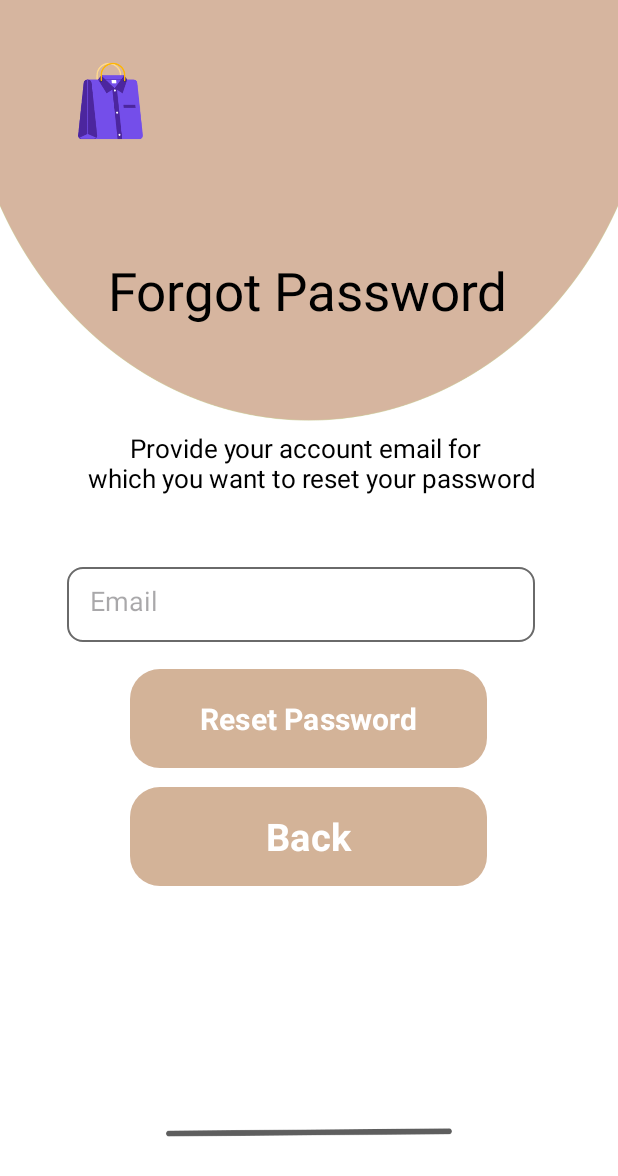
After one commit to Thamidu-Premaratna/ClothShop, an Android app: the ForgotPasswordActivity screen opened directly, with no data from a screen before it, on a phone screen of 412 x 824 dp. The commit adds this screen. Shown: the top 1176 px of the screen. Run offline under Robolectric (Android 15) with nearby library versions, the phone set to English and light mode, and no system bars; our stand-ins replace Firebase (no records; nobody signed in at launch, a user with empty details on screens opened directly).

Commit message:
forgot password activity created

```diff
--- a/app/src/main/AndroidManifest.xml
+++ b/app/src/main/AndroidManifest.xml
@@ -13,17 +13,23 @@
         android:theme="@style/Theme.ClothShop"
         tools:targetApi="31">
         <activity
+            android:name=".ForgotPasswordActivity"
+            android:exported="false" />
+        <activity
+            android:name=".Forget_Password_Activity"
+            android:exported="false" />
+        <activity
             android:name=".RegisterActivity"
             android:exported="false" />
         <activity
             android:name=".LoginActivity"
-            android:exported="false"/>
+            android:exported="false" />
         <activity
             android:name=".ProductViewActivity"
-            android:exported="false"/>
+            android:exported="false" />
         <activity
             android:name=".HomeActivity"
-            android:exported="false"/>
+            android:exported="false" />
         <activity
             android:name=".FlashActivity"
             android:exported="true">
--- /dev/null
+++ b/app/src/main/java/com/app/clothshop/ForgotPasswordActivity.java
@@ -0,0 +1,74 @@
+package com.app.clothshop;
+
+import androidx.annotation.NonNull;
+import androidx.appcompat.app.AppCompatActivity;
+
+import android.content.Intent;
+import android.os.Bundle;
+import android.text.TextUtils;
+import android.view.View;
+import android.widget.Button;
+import android.widget.EditText;
+import android.widget.ProgressBar;
+import android.widget.Toast;
+
+import com.google.android.gms.tasks.OnFailureListener;
+import com.google.android.gms.tasks.OnSuccessListener;
+import com.google.firebase.auth.FirebaseAuth;
+
+public class ForgotPasswordActivity extends AppCompatActivity {
+
+    Button resetBtn;
+    EditText email;
+    FirebaseAuth mAuth;
+    String resetEmail;
+
+    @Override
+    protected void onCreate(Bundle savedInstanceState) {
+        super.onCreate(savedInstanceState);
+        setContentView(R.layout.activity_forgot_password);
+
+        resetBtn = findViewById(R.id.resetBtn);
+        email = findViewById(R.id.email);
+
+        mAuth = FirebaseAuth.getInstance();
+
+        resetBtn.setOnClickListener(new View.OnClickListener() {
+            @Override
+            public void onClick(View v) {
+                resetEmail = email.getText().toString().trim();
+
+                if (!TextUtils.isEmpty(resetEmail)) {
+                    ResetPassword();
+                }else{
+                    email.setError("Email field Can't be empty");
+                }
+            }
+        });
+
+    }
+    private void ResetPassword(){
+        resetBtn.setVisibility(View.INVISIBLE);
+
+        mAuth.sendPasswordResetEmail(resetEmail).addOnSuccessListener(new OnSuccessListener<Void>() {
+            @Override
+            public void onSuccess(Void unused) {
+                Toast.makeText(ForgotPasswordActivity.this,"Reset password link to the email", Toast.LENGTH_SHORT).show();
+                Intent intent = new Intent(ForgotPasswordActivity.this,LoginActivity.class);
+                startActivity(intent);
+                finish();
+            }
+        })
+                .addOnFailureListener(new OnFailureListener() {
+                    @Override
+                    public void onFailure(@NonNull Exception e) {
+                        Toast.makeText(ForgotPasswordActivity.this,"Error :- " + e.getMessage(), Toast.LENGTH_SHORT).show();
+                        resetBtn.setVisibility(View.VISIBLE);
+                    }
+                });
+    }
+    public void fpBack(View view) {
+        startActivity(new Intent(ForgotPasswordActivity.this, LoginActivity.class));
+    }
+
+}
--- a/app/src/main/java/com/app/clothshop/RegisterActivity.java
+++ b/app/src/main/java/com/app/clothshop/RegisterActivity.java
@@ -26,8 +26,6 @@ public class RegisterActivity extends AppCompatActivity {
     protected void onCreate(Bundle savedInstanceState) {
         super.onCreate(savedInstanceState);
         setContentView(R.layout.activity_register);
-
-        getSupportActionBar().hide();
 
         auth = FirebaseAuth.getInstance();
         name = findViewById(R.id.name);
--- /dev/null
+++ b/app/src/main/res/drawable/back_arrow.xml
@@ -0,0 +1,5 @@
+<vector android:autoMirrored="true" android:height="24dp"
+    android:tint="#FFFFFF" android:viewportHeight="24"
+    android:viewportWidth="24" android:width="24dp" xmlns:android="http://schemas.android.com/apk/res/android">
+    <path android:fillColor="@android:color/white" android:pathData="M11.67,3.87L9.9,2.1 0,12l9.9,9.9 1.77,-1.77L3.54,12z"/>
+</vector>
--- /dev/null
+++ b/app/src/main/res/layout/activity_forgot_password.xml
@@ -0,0 +1,113 @@
+<?xml version="1.0" encoding="utf-8"?>
+<androidx.constraintlayout.widget.ConstraintLayout xmlns:android="http://schemas.android.com/apk/res/android"
+    xmlns:app="http://schemas.android.com/apk/res-auto"
+    xmlns:tools="http://schemas.android.com/tools"
+    android:layout_width="match_parent"
+    android:layout_height="match_parent"
+    tools:context=".ForgotPasswordActivity"
+    android:background="@drawable/loginback">
+
+
+    <ImageView
+        android:id="@+id/imageView"
+        android:layout_width="147dp"
+        android:layout_height="151dp"
+        android:layout_gravity="center_horizontal"
+        android:src="@drawable/brand_logo"
+        app:layout_constraintBottom_toTopOf="@+id/text1"
+        app:layout_constraintEnd_toEndOf="parent"
+        app:layout_constraintHorizontal_bias="0.0"
+        app:layout_constraintStart_toStartOf="parent"
+        app:layout_constraintTop_toTopOf="parent"
+        app:layout_constraintVertical_bias="0.0" />
+
+    <TextView
+        android:id="@+id/text1"
+        android:layout_width="wrap_content"
+        android:layout_height="wrap_content"
+        android:fontFamily="sans-serif"
+        android:text="@string/forgot_password"
+        android:textColor="@color/black"
+        android:textSize="35sp"
+        android:textStyle="normal"
+        app:layout_constraintBottom_toBottomOf="parent"
+        app:layout_constraintEnd_toEndOf="parent"
+        app:layout_constraintHorizontal_bias="0.496"
+        app:layout_constraintStart_toStartOf="parent"
+        app:layout_constraintTop_toTopOf="parent"
+        app:layout_constraintVertical_bias="0.219" />
+
+    <TextView
+        android:id="@+id/text2"
+        android:layout_width="323dp"
+        android:layout_height="79dp"
+        android:fontFamily="sans-serif"
+        android:gravity="center"
+        android:text="@string/fp_description"
+        android:textColor="@color/black"
+        android:textSize="17sp"
+        android:textStyle="normal"
+        app:layout_constraintBottom_toBottomOf="parent"
+        app:layout_constraintEnd_toEndOf="parent"
+        app:layout_constraintHorizontal_bias="0.496"
+        app:layout_constraintStart_toStartOf="parent"
+        app:layout_constraintTop_toTopOf="parent"
+        app:layout_constraintVertical_bias="0.362" />
+
+
+    <EditText
+        android:id="@+id/email"
+        android:layout_width="312dp"
+        android:layout_height="50dp"
+        android:background="@drawable/edit_text_bg"
+        android:hint="@string/sign_up_email"
+        android:padding="15dp"
+        app:layout_constraintBottom_toBottomOf="parent"
+        app:layout_constraintEnd_toEndOf="parent"
+        app:layout_constraintHorizontal_bias="0.444"
+        app:layout_constraintStart_toStartOf="parent"
+        app:layout_constraintTop_toTopOf="parent"
+        app:layout_constraintVertical_bias="0.488" />
+
+    <Button
+        android:id="@+id/resetBtn"
+        android:layout_width="238dp"
+        android:layout_height="66dp"
+        android:background="@drawable/btn_bgc"
+        android:onClick="resetPassword"
+        android:padding="5dp"
+        android:text="@string/fp_resetBtn"
+        android:textAllCaps="false"
+        android:textSize="20dp"
+        android:textStyle="bold"
+        app:backgroundTint="#D3B398"
+        app:drawableStart="@drawable/ic_your_image"
+        app:layout_constraintBottom_toBottomOf="parent"
+        app:layout_constraintEnd_toEndOf="parent"
+        app:layout_constraintHorizontal_bias="0.497"
+        app:layout_constraintStart_toStartOf="parent"
+        app:layout_constraintTop_toTopOf="parent"
+        app:layout_constraintVertical_bias="0.588" />
+
+    <Button
+        android:id="@+id/backBtn"
+        android:layout_width="238dp"
+        android:layout_height="66dp"
+        android:background="@drawable/btn_bgc"
+        android:onClick="fpBack"
+        android:padding="5dp"
+        android:text="@string/fp_back"
+        android:textAllCaps="false"
+        android:textSize="25dp"
+        android:textStyle="bold"
+        app:backgroundTint="#D3B398"
+        app:drawableStart="@drawable/back_arrow"
+        app:layout_constraintBottom_toBottomOf="parent"
+        app:layout_constraintEnd_toEndOf="parent"
+        app:layout_constraintHorizontal_bias="0.497"
+        app:layout_constraintStart_toStartOf="parent"
+        app:layout_constraintTop_toTopOf="parent"
+        app:layout_constraintVertical_bias="0.692" />
+
+
+</androidx.constraintlayout.widget.ConstraintLayout>
--- a/app/src/main/res/values/strings.xml
+++ b/app/src/main/res/values/strings.xml
@@ -51,4 +51,13 @@
     <!-- TODO: Remove or change this placeholder text -->
     <string name="hello_blank_fragment">Hello blank fragment</string>
     <!--    Bottom nav bar text: end -->
+
+    <!--    Sign up screen text: start -->
+    <string name="forgot_password">Forgot Password</string>
+    <string name="fp_email">Email</string>
+    <string name="fp_description">Provide your account email for \n which you want to reset your password</string>
+    <string name="fp_resetBtn">Reset Password</string>
+    <string name="fp_back">Back</string>
+    <!--    Sign up screen text: end -->
+
 </resources>
```
